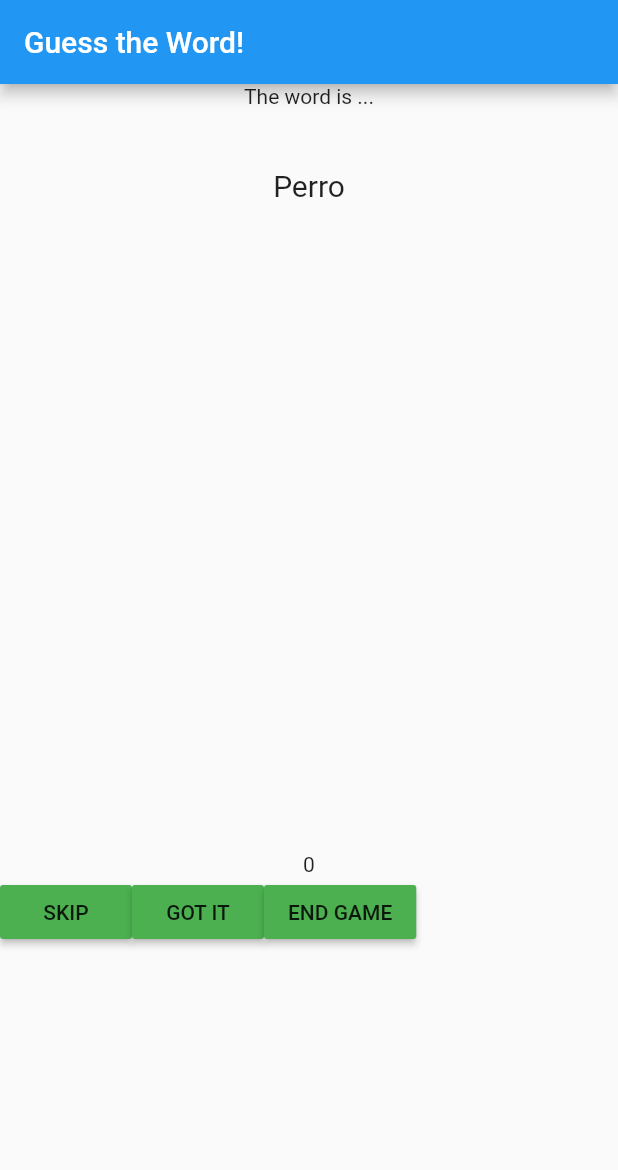
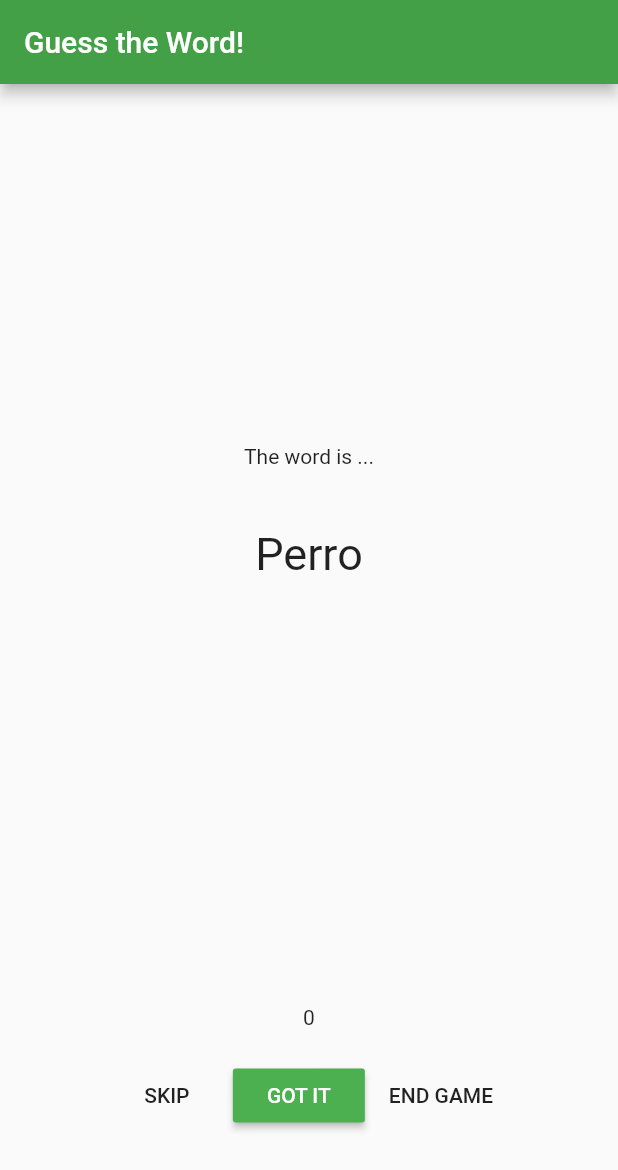
Before and after one commit to JPRR44/Tarea3_Moviles, a Flutter app: the screen it shows after launch, after a tap on "PLAY", on a phone screen of 412 x 824 dp. Shown: the top 1170 px of the screen. Run offline on Flutter 3.47's test engine with Material 2 defaults, Android fonts, the phone set to English and light mode, and no system bars; our stand-ins replace bloc, equatable, flutter_bloc.

Commit message:
Added style

```diff
--- a/lib/bloc/tarea3_bloc.dart
+++ b/lib/bloc/tarea3_bloc.dart
@@ -26,10 +26,13 @@ class Tarea3Bloc extends Bloc<Tarea3Event, Tarea3State> {
       yield JuegoIniciadoState(
           palabra: list1[index], titulo: 'The word is ...', contador: count);
     } else if (event is SkipEvent) {
+      if (list1[index] == list2[index]) count++;
       index++;
       if (index < listSize)
         yield JuegoIniciadoState(
             palabra: list1[index], titulo: 'The word is ...', contador: count);
+      else
+        yield JuegoEndState(titulo: 'You scored!', contador: count);
     } else if (event is GotEvent) {
       if (list1[index] == list2[index]) count++;
       index++;
--- a/lib/main.dart
+++ b/lib/main.dart
@@ -11,6 +11,7 @@ class MyApp extends StatelessWidget {
       title: 'Guess the Word ',
       home: Scaffold(
           appBar: AppBar(
+            backgroundColor: Colors.green[600],
             title: Text('Guess the Word!'),
           ),
           body: BlocProvider(
@@ -28,14 +29,16 @@ class MyApp extends StatelessWidget {
                         mainAxisSize: MainAxisSize.min,
                         children: [
                           Expanded(
-                              flex: 2,
+                              flex: 4,
                               child: Column(
+                                mainAxisSize: MainAxisSize.min,
                                 children: [
+                                  SizedBox(height: 240),
                                   Text(state.titulo),
                                   SizedBox(height: 40),
                                   Text(
                                     state.palabra,
-                                    style: TextStyle(fontSize: 20),
+                                    style: TextStyle(fontSize: 30),
                                   ),
                                 ],
                               )),
@@ -44,7 +47,11 @@ class MyApp extends StatelessWidget {
                               child: Column(
                                 children: [
                                   Text(state.contador.toString()),
+                                  SizedBox(
+                                    height: 20,
+                                  ),
                                   Row(
+                                    mainAxisAlignment: MainAxisAlignment.center,
                                     children: [
                                       MaterialButton(
                                         onPressed: () {
@@ -52,14 +59,16 @@ class MyApp extends StatelessWidget {
                                               .add(SkipEvent());
                                         },
                                         child: Text('SKIP'),
-                                        color: Colors.green[500],
                                       ),
                                       MaterialButton(
                                         onPressed: () {
                                           BlocProvider.of<Tarea3Bloc>(context)
                                               .add(GotEvent());
                                         },
-                                        child: Text('GOT IT'),
+                                        child: Text(
+                                          'GOT IT',
+                                          style: TextStyle(color: Colors.white),
+                                        ),
                                         color: Colors.green[500],
                                       ),
                                       MaterialButton(
@@ -68,7 +77,6 @@ class MyApp extends StatelessWidget {
                                               .add(EndEvent());
                                         },
                                         child: Text('END GAME'),
-                                        color: Colors.green[500],
                                       ),
                                     ],
                                   ),
@@ -85,20 +93,28 @@ class MyApp extends StatelessWidget {
                         mainAxisSize: MainAxisSize.min,
                         children: [
                           Expanded(
-                              flex: 2,
+                              flex: 4,
                               child: Column(
                                 children: [
+                                  SizedBox(
+                                    height: 240,
+                                  ),
                                   Text(state.titulo),
                                   SizedBox(height: 40),
                                   Text(
                                     state.contador.toString(),
-                                    style: TextStyle(fontSize: 20),
+                                    style: TextStyle(fontSize: 30),
                                   ),
                                 ],
                               )),
                           Expanded(
                             flex: 1,
-                            child: MaterialButton(
+                            child: Column(
+                              children: [
+                                Row(
+                                  mainAxisAlignment: MainAxisAlignment.center,
+                                  children: [
+                                    MaterialButton(
                                       onPressed: () {
                                         BlocProvider.of<Tarea3Bloc>(context)
                                             .add(StartEvent());
@@ -106,7 +122,11 @@ class MyApp extends StatelessWidget {
                                       child: Text('PLAY AGAIN'),
                                       color: Colors.green[500],
                                     ),
+                                  ],
                                 )
+                              ],
+                            ),
+                          ),
                         ],
                       ),
                     ),
@@ -118,20 +138,28 @@ class MyApp extends StatelessWidget {
                         mainAxisSize: MainAxisSize.min,
                         children: [
                           Expanded(
-                              flex: 2,
+                              flex: 4,
                               child: Column(
                                 children: [
+                                  SizedBox(
+                                    height: 240,
+                                  ),
                                   Text('Get ready to'),
                                   SizedBox(height: 40),
                                   Text(
                                     'Guess the word!',
-                                    style: TextStyle(fontSize: 20),
+                                    style: TextStyle(fontSize: 30),
                                   ),
                                 ],
                               )),
                           Expanded(
                               flex: 1,
-                            child: MaterialButton(
+                              child: Column(
+                                children: [
+                                  Row(
+                                    mainAxisAlignment: MainAxisAlignment.center,
+                                    children: [
+                                      MaterialButton(
                                         onPressed: () {
                                           BlocProvider.of<Tarea3Bloc>(context)
                                               .add(StartEvent());
@@ -139,7 +167,10 @@ class MyApp extends StatelessWidget {
                                         child: Text('PLAY'),
                                         color: Colors.green[500],
                                       ),
-                          )
+                                    ],
+                                  ),
+                                ],
+                              ))
                         ],
                       ),
                     ),
```
Lines whose indentation alone changed are shown as unchanged.
